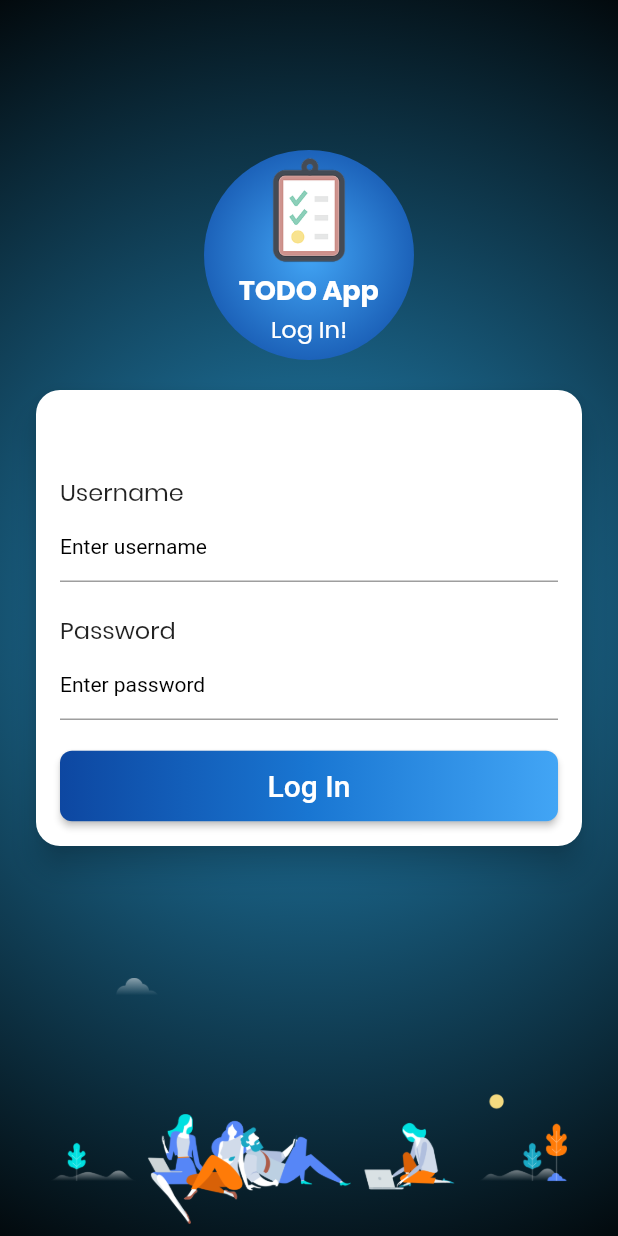
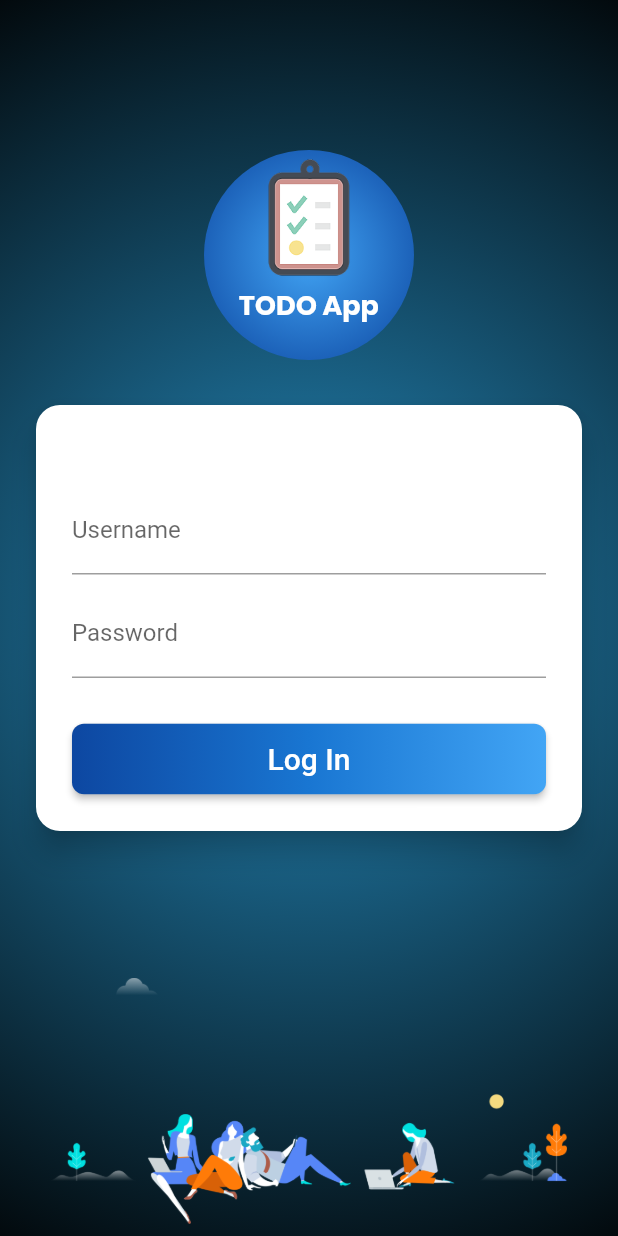
Before and after one commit to ankush3003/ToDo_Flutter, a Flutter app: the screen it shows after launch, on a phone screen of 412 x 824 dp. Run offline on Flutter 3.47's test engine with Material 2 defaults, Android fonts, the phone set to English and light mode, and no system bars.

Commit message:
Login page finely tuned

```diff
--- a/lib/screens/LoginPage.dart
+++ b/lib/screens/LoginPage.dart
@@ -8,6 +8,11 @@ class LoginPage extends StatefulWidget {
 class _LoginPageState extends State<LoginPage> {
   // To Avoid resize distrtion on keyboard open
   // https://stackoverflow.com/questions/46551268/when-the-keyboard-appears-the-flutter-widgets-resize-how-to-prevent-this
+
+  // Login Form validation impl
+  final GlobalKey<FormState> _formKey = GlobalKey<FormState>();
+  String _username;
+  String _password;
 
   @override
   Widget build(BuildContext context) {
@@ -21,12 +26,15 @@ class _LoginPageState extends State<LoginPage> {
           child: IntrinsicHeight(
             child: Container(
               child: SafeArea(
+                child: Form(
+                  key: _formKey,
                   child: Stack(
                     children: <Widget>[
                       getLoginCardview(),
                       getPageBottomImage(),
                       getAppIconandLoginText()
                     ],
+                  ),
                 ),
               ),
               decoration: BoxDecoration(
@@ -43,7 +51,6 @@ class _LoginPageState extends State<LoginPage> {
         ),
       ),
     );
-  }
   }
 
   Widget getAppIconandLoginText() {
@@ -64,8 +71,8 @@ Widget getAppIconandLoginText() {
         children: <Widget>[
           Center(
               child: Image(
-                width: 80,
-                height: 80,
+                  width: 90,
+                  height: 90,
                   image: AssetImage('images/launcher.png'))),
           Center(
             child: Text(
@@ -77,13 +84,13 @@ Widget getAppIconandLoginText() {
                   fontWeight: FontWeight.bold),
             ),
           ),
-        Center(
+          /*Center(
             child: Text(
               "Log In!",
               style: TextStyle(
                   color: Colors.white, fontSize: 16, fontFamily: "Poppins"),
             ),
-        ),
+          ),*/
         ],
       ),
     );
@@ -109,30 +116,58 @@ Widget getLoginCardview() {
       child: Card(
         elevation: 8.0,
         margin: EdgeInsets.all(24.0),
-      shape: RoundedRectangleBorder(borderRadius: BorderRadius.circular(16.0)),
+        shape:
+            RoundedRectangleBorder(borderRadius: BorderRadius.circular(16.0)),
         child: Padding(
-        padding: const EdgeInsets.all(16.0),
+          padding: const EdgeInsets.all(24.0),
           child: Column(
             mainAxisSize: MainAxisSize.min,
             crossAxisAlignment: CrossAxisAlignment.start,
             children: <Widget>[
-            SizedBox(height: 40),
-            _getStyledText(
-                txt: "Username", fontSize: 16, fontWeight: FontWeight.normal),
-            _getStyledTextField(
-                hintText: "Enter username", fontSize: 14.0, obscureText: false),
-            SizedBox(height: 20),
-            _getStyledText(
-                txt: "Password", fontSize: 16, fontWeight: FontWeight.normal),
-            _getStyledTextField(
-                hintText: "Enter password", fontSize: 14.0, obscureText: true),
-            SizedBox(height: 20),
+              SizedBox(height: 30),
+              TextFormField(
+                  decoration: InputDecoration(
+                      labelText: "Username",
+                      hintStyle:
+                          TextStyle(color: Colors.black, fontSize: 14.0)),
+                  keyboardType: TextInputType.text,
+                  validator: (String arg) {
+                    if (arg.trim().length < 1)
+                      return 'username can\'t be null';
+                    else
+                      return null;
+                  },
+                  onSaved: (String val) {
+                    _username = val;
+                  }),
+              SizedBox(height: 10),
+              TextFormField(
+                  decoration: InputDecoration(
+                      labelText: 'Password',
+                      //hintText: "",
+                      hintStyle:
+                          TextStyle(color: Colors.black, fontSize: 14.0)),
+                  keyboardType: TextInputType.text,
+                  obscureText: true,
+                  validator: (String arg) {
+                    if (arg.trim().length < 1)
+                      return 'password can\'t be null';
+                    else
+                      return null;
+                  },
+                  onSaved: (String val) {
+                    _password = val;
+                  }),
+              SizedBox(height: 30),
               RaisedButton(
-              onPressed: () {},
+                onPressed: () {
+                  _validateInputs();
+                },
                 textColor: Colors.white,
                 padding: const EdgeInsets.all(0.0),
                 shape: RoundedRectangleBorder(
-                  borderRadius: BorderRadius.circular(8.0)), // example 1
+                    borderRadius: BorderRadius.circular(8.0)),
+                // example 1
                 child: Container(
                   width: double.infinity,
                   decoration: const BoxDecoration(
@@ -159,17 +194,13 @@ Widget getLoginCardview() {
     );
   }
 
-Widget _getStyledText({String txt, double fontSize, FontWeight fontWeight}) {
-  return Text(txt,
-      style: TextStyle(
-          fontSize: fontSize, fontFamily: "Poppins", fontWeight: fontWeight));
+  void _validateInputs() {
+    if (_formKey.currentState.validate()) {
+      // If all data are correct then save data to out variables
+      _formKey.currentState.save();
+    } else {
+      // If all data are not valid then start auto validation.
+      setState(() {});
     }
-
-Widget _getStyledTextField(
-    {String hintText, double fontSize, bool obscureText}) {
-  return TextField(
-      obscureText: obscureText,
-      decoration: InputDecoration(
-          hintText: hintText,
-          hintStyle: TextStyle(color: Colors.black, fontSize: fontSize)));
   }
+}
```
Lines whose indentation alone changed are shown as unchanged.
